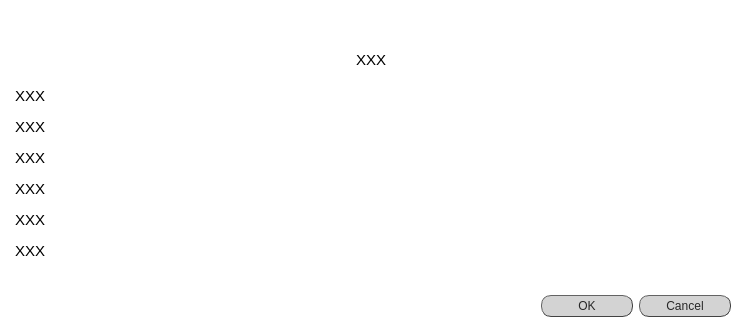
Above: src/gui/ui/prompt_ok_cancel_big.ui from jsanchez679/morphoHeart_rev before the change. Below: the same form after it.
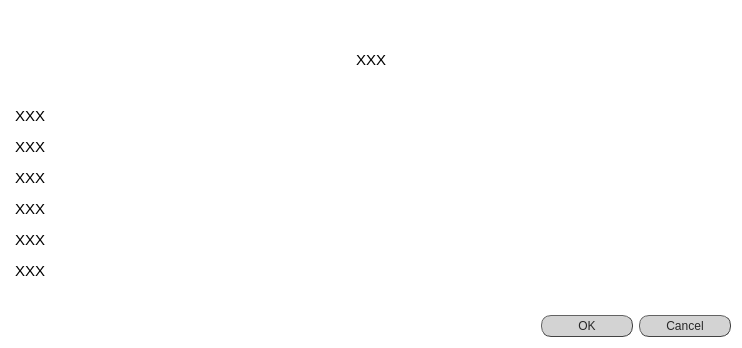
That is the form after the change.

What changed in the file:
```diff
--- a/src/gui/ui/prompt_ok_cancel_big.ui
+++ b/src/gui/ui/prompt_ok_cancel_big.ui
@@ -7,7 +7,7 @@
     <x>0</x>
     <y>0</y>
     <width>738</width>
-    <height>326</height>
+    <height>346</height>
    </rect>
   </property>
   <property name="windowTitle">
@@ -70,7 +70,7 @@
      <property name="minimumSize">
       <size>
        <width>720</width>
-       <height>30</height>
+       <height>50</height>
       </size>
      </property>
      <property name="maximumSize">
```
